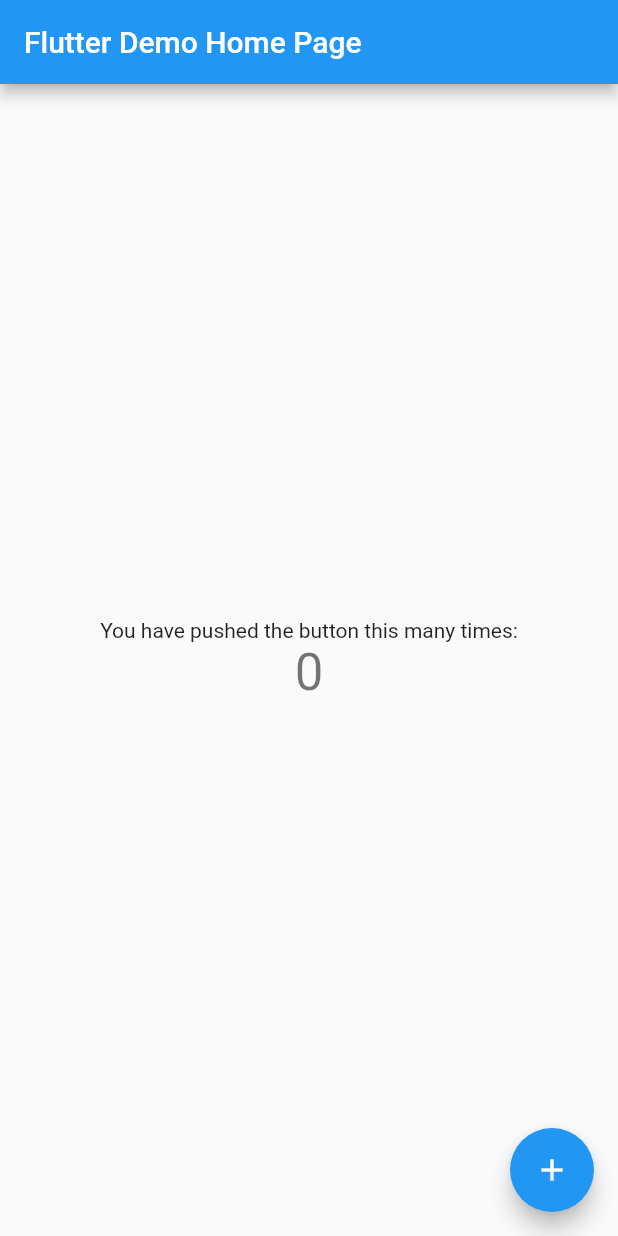
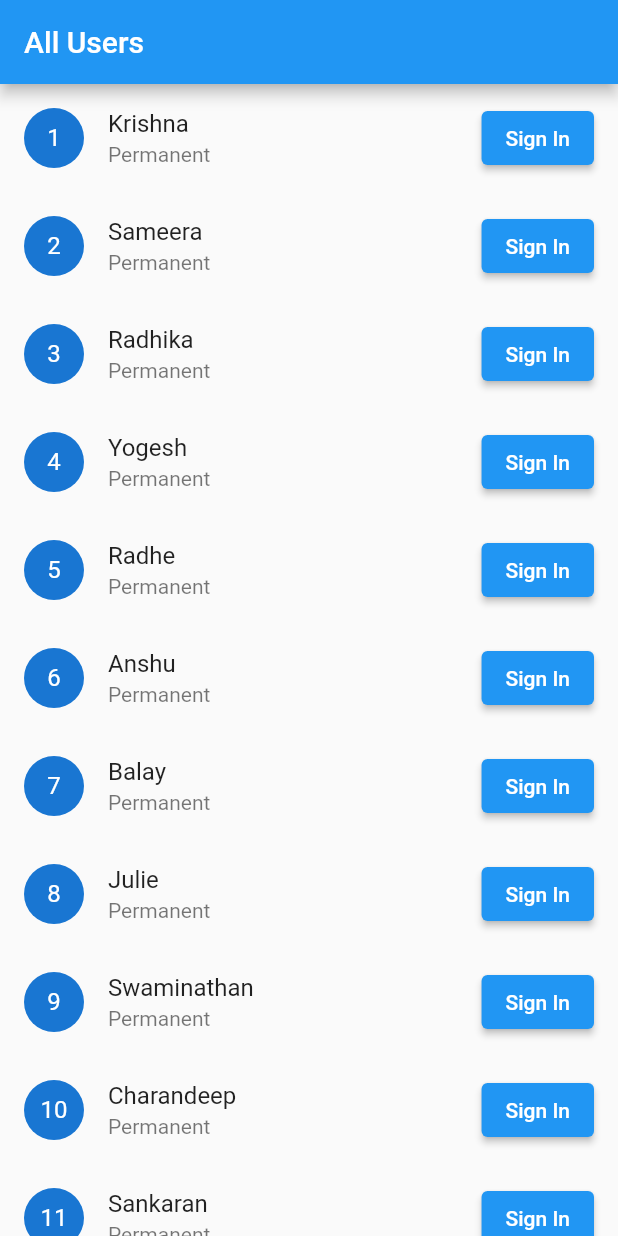
Before and after one commit to yuvrajgrover6/internship_task, a Flutter app: the screen it shows after launch, on a phone screen of 412 x 824 dp. Run offline on Flutter 3.47's test engine with Material 2 defaults, Android fonts, the phone set to English and light mode, and no system bars; our stand-ins replace get, hive, hive_flutter; accounts and stored records are empty.

Commit message:
finalized everything

```diff
--- /dev/null
+++ b/assets/response.json
@@ -0,0 +1,76 @@
+[
+    {
+    "users": [
+    {
+    "name": "Krishna",
+    "id": "1",
+    "atype": "Permanent"
+    },
+    {
+    "name": "Sameera",
+    "id": "2",
+    "atype": "Permanent"
+    },
+    {
+    "name": "Radhika",
+    "id": "3",
+    "atype": "Permanent"
+    },
+    {
+    "name": "Yogesh",
+    "id": "4",
+    "atype": "Permanent"
+    },
+    {
+    "name": "Radhe",
+    "id": "5",
+    "atype": "Permanent"
+    },
+    {
+    "name": "Anshu",
+    "id": "6",
+    "atype": "Permanent"
+    },
+    {
+    "name": "Balay",
+    "id": "7",
+    "atype": "Permanent"
+    },
+    {
+    "name": "Julie",
+    "id": "8",
+    "atype": "Permanent"
+    },
+    {
+    "name": "Swaminathan",
+    "id": "9",
+    "atype": "Permanent"
+    },
+    {
+    "name": "Charandeep",
+    "id": "10",
+    "atype": "Permanent"
+    },
+    {
+    "name": "Sankaran",
+    "id": "11",
+    "atype": "Permanent"
+    },
+    {
+    "name": "Alpa",
+    "id": "12",
+    "atype": "Permanent"
+    },
+    {
+    "name": "Sheth",
+    "id": "13",
+    "atype": "Temproary"
+    },
+    {
+    "name": "Sabina",
+    "id": "14",
+    "atype": "Temproary"
+    }
+    ]
+    }
+   ]
--- a/lib/main.dart
+++ b/lib/main.dart
@@ -1,6 +1,15 @@
 import 'package:flutter/material.dart';
+import 'package:get/get.dart';
+import 'package:hive/hive.dart';
+import 'package:hive_flutter/hive_flutter.dart';
+import 'package:internship_task/modules/home/view/home_view.dart';
 
-void main() {
+import 'modules/user_profile/model/my_user.dart';
+
+void main() async{
+  WidgetsFlutterBinding.ensureInitialized();
+  await Hive.initFlutter();
+  Hive.registerAdapter(MyUserModelAdapter());
   runApp(const MyApp());
 }
 
@@ -10,106 +19,13 @@ class MyApp extends StatelessWidget {
   // This widget is the root of your application.
   @override
   Widget build(BuildContext context) {
-    return MaterialApp(
+    return GetMaterialApp(
+      debugShowCheckedModeBanner: false,
       title: 'Flutter Demo',
       theme: ThemeData(
-        // This is the theme of your application.
-        //
-        // Try running your application with "flutter run". You'll see the
-        // application has a blue toolbar. Then, without quitting the app, try
-        // changing the primarySwatch below to Colors.green and then invoke
-        // "hot reload" (press "r" in the console where you ran "flutter run",
-        // or simply save your changes to "hot reload" in a Flutter IDE).
-        // Notice that the counter didn't reset back to zero; the application
-        // is not restarted.
         primarySwatch: Colors.blue,
       ),
-      home: const MyHomePage(title: 'Flutter Demo Home Page'),
+      home: const HomeView(),
     );
   }
 }
-
-class MyHomePage extends StatefulWidget {
-  const MyHomePage({super.key, required this.title});
-
-  // This widget is the home page of your application. It is stateful, meaning
-  // that it has a State object (defined below) that contains fields that affect
-  // how it looks.
-
-  // This class is the configuration for the state. It holds the values (in this
-  // case the title) provided by the parent (in this case the App widget) and
-  // used by the build method of the State. Fields in a Widget subclass are
-  // always marked "final".
-
-  final String title;
-
-  @override
-  State<MyHomePage> createState() => _MyHomePageState();
-}
-
-class _MyHomePageState extends State<MyHomePage> {
-  int _counter = 0;
-
-  void _incrementCounter() {
-    setState(() {
-      // This call to setState tells the Flutter framework that something has
-      // changed in this State, which causes it to rerun the build method below
-      // so that the display can reflect the updated values. If we changed
-      // _counter without calling setState(), then the build method would not be
-      // called again, and so nothing would appear to happen.
-      _counter++;
-    });
-  }
-
-  @override
-  Widget build(BuildContext context) {
-    // This method is rerun every time setState is called, for instance as done
-    // by the _incrementCounter method above.
-    //
-    // The Flutter framework has been optimized to make rerunning build methods
-    // fast, so that you can just rebuild anything that needs updating rather
-    // than having to individually change instances of widgets.
-    return Scaffold(
-      appBar: AppBar(
-        // Here we take the value from the MyHomePage object that was created by
-        // the App.build method, and use it to set our appbar title.
-        title: Text(widget.title),
-      ),
-      body: Center(
-        // Center is a layout widget. It takes a single child and positions it
-        // in the middle of the parent.
-        child: Column(
-          // Column is also a layout widget. It takes a list of children and
-          // arranges them vertically. By default, it sizes itself to fit its
-          // children horizontally, and tries to be as tall as its parent.
-          //
-          // Invoke "debug painting" (press "p" in the console, choose the
-          // "Toggle Debug Paint" action from the Flutter Inspector in Android
-          // Studio, or the "Toggle Debug Paint" command in Visual Studio Code)
-          // to see the wireframe for each widget.
-          //
-          // Column has various properties to control how it sizes itself and
-          // how it positions its children. Here we use mainAxisAlignment to
-          // center the children vertically; the main axis here is the vertical
-          // axis because Columns are vertical (the cross axis would be
-          // horizontal).
-          mainAxisAlignment: MainAxisAlignment.center,
-          children: <Widget>[
-            const Text(
-              'You have pushed the button this many times:',
-            ),
-            Text(
-              '$_counter',
-              style: Theme.of(context).textTheme.headline4,
-            ),
-          ],
-        ),
-      ),
-      floatingActionButton: FloatingActionButton(
-        onPressed: _incrementCounter,
-        tooltip: 'Increment',
-        child: const Icon(Icons.add),
-      ), // This trailing comma makes auto-formatting nicer for build methods.
-    );
-  }
-}
--- /dev/null
+++ b/lib/modules/home/model/user_model.dart
@@ -0,0 +1,46 @@
+// ignore_for_file: public_member_api_docs, sort_constructors_first
+import 'dart:convert';
+
+class ApiResponse {
+  String name;
+  String id;
+  String atype;
+  ApiResponse({
+    required this.name,
+    required this.id,
+    required this.atype,
+  });
+
+  ApiResponse copyWith({
+    String? name,
+    String? id,
+    String? atype,
+  }) {
+    return ApiResponse(
+      name: name ?? this.name,
+      id: id ?? this.id,
+      atype: atype ?? this.atype,
+    );
+  }
+
+  Map<String, dynamic> toMap() {
+    return <String, dynamic>{
+      'name': name,
+      'id': id,
+      'atype': atype,
+    };
+  }
+
+  factory ApiResponse.fromMap(Map<String, dynamic> map) {
+    return ApiResponse(
+      name: map['name'] as String,
+      id: map['id'] as String,
+      atype: map['atype'] as String,
+    );
+  }
+
+  String toJson() => json.encode(toMap());
+
+  factory ApiResponse.fromJson(String source) =>
+      ApiResponse.fromMap(json.decode(source) as Map<String, dynamic>);
+}
--- /dev/null
+++ b/lib/modules/home/view/home_view.dart
@@ -0,0 +1,100 @@
+import 'package:flutter/material.dart';
+import 'package:get/get.dart';
+import 'package:internship_task/modules/home/model/user_model.dart';
+import 'package:internship_task/modules/user_profile/view/user_profile.dart';
+
+import '../../user_profile/model/my_user.dart';
+import '../controller/home_controller.dart';
+
+class HomeView extends StatelessWidget {
+  const HomeView({super.key});
+
+  @override
+  Widget build(BuildContext context) {
+    final controller = Get.put(HomeController());
+    return Scaffold(
+        appBar: AppBar(
+          title: const Text('All Users'),
+        ),
+        body: Obx(
+          () => controller.isLoading.value
+              ? const Center(child: CircularProgressIndicator())
+              : ListView.builder(
+                  itemCount: controller.users.length,
+                  shrinkWrap: true,
+                  itemBuilder: (BuildContext context, int index) {
+                    final ApiResponse user = controller.users[index];
+
+                    bool isSignedIn(String id) {
+                      return controller.myUsers.value
+                          .any((element) => element.id == id);
+                    }
+
+                    return ListTile(
+                        onTap: () {
+                          if (isSignedIn(user.id)) {
+                            Get.to(UserProfileView(
+                                myUserModel: controller.myUsers.value
+                                    .firstWhere(
+                                        (element) => element.id == user.id)));
+                          }
+                        },
+                        leading: CircleAvatar(
+                          child: Text(user.id),
+                        ),
+                        title: Text(user.name),
+                        subtitle: Text(user.atype),
+                        trailing: Obx(
+                          () => ElevatedButton(
+                              onPressed: () {
+                                if (isSignedIn(user.id)) {
+                                  controller.signOut(user.id);
+                                } else {
+                                  Get.defaultDialog(
+                                    contentPadding: const EdgeInsets.symmetric(
+                                        horizontal: 20, vertical: 20),
+                                    title: 'Sign In',
+                                    middleText:
+                                        'Are you sure you want to sign in?',
+                                    textConfirm: 'Yes',
+                                    textCancel: 'No',
+                                    confirmTextColor: Colors.white,
+                                    content: Column(
+                                      children: [
+                                        TextFormField(
+                                          controller: controller.ageController,
+                                          decoration: const InputDecoration(
+                                              hintText: 'Enter your age'),
+                                        ),
+                                        const SizedBox(height: 20),
+                                        TextFormField(
+                                          controller:
+                                              controller.genderController,
+                                          decoration: const InputDecoration(
+                                              hintText: 'Enter your gender'),
+                                        ),
+                                        const SizedBox(height: 10),
+                                      ],
+                                    ),
+                                    onConfirm: () {
+                                      controller.signIn(MyUserModel(
+                                          id: user.id,
+                                          name: user.name,
+                                          atype: user.atype,
+                                          age: controller.ageController.text,
+                                          gender: controller
+                                              .genderController.text));
+                                      Get.back();
+                                    },
+                                  );
+                                }
+                              },
+                              child: isSignedIn(user.id)
+                                  ? const Text('Sign Out')
+                                  : const Text('Sign In')),
+                        ));
+                  },
+                ),
+        ));
+  }
+}
--- /dev/null
+++ b/lib/modules/user_profile/model/my_user.dart
@@ -0,0 +1,23 @@
+import 'package:hive/hive.dart';
+part 'my_user.g.dart';
+
+@HiveType(typeId: 0)
+class MyUserModel extends HiveObject{
+  @HiveField(0)
+  String id;
+  @HiveField(1)
+  String name;
+  @HiveField(2)
+  String atype;
+  @HiveField(3)
+  String age;
+  @HiveField(4)
+  String gender;
+  MyUserModel({
+    required this.id,
+    required this.name,
+    required this.atype,
+    required this.age,
+    required this.gender,
+  });
+}
```
Also changed, not shown: lib/api/reponse.json (deleted, +0 -74 lines), lib/modules/home/controller/home_controller.dart (added, +61 -0 lines), lib/modules/user_profile/view/user_profile.dart (added, +111 -0 lines), pubspec.yaml (+9 -27 lines), lib/modules/user_profile/model/my_user.g.dart (added), pubspec.lock.
